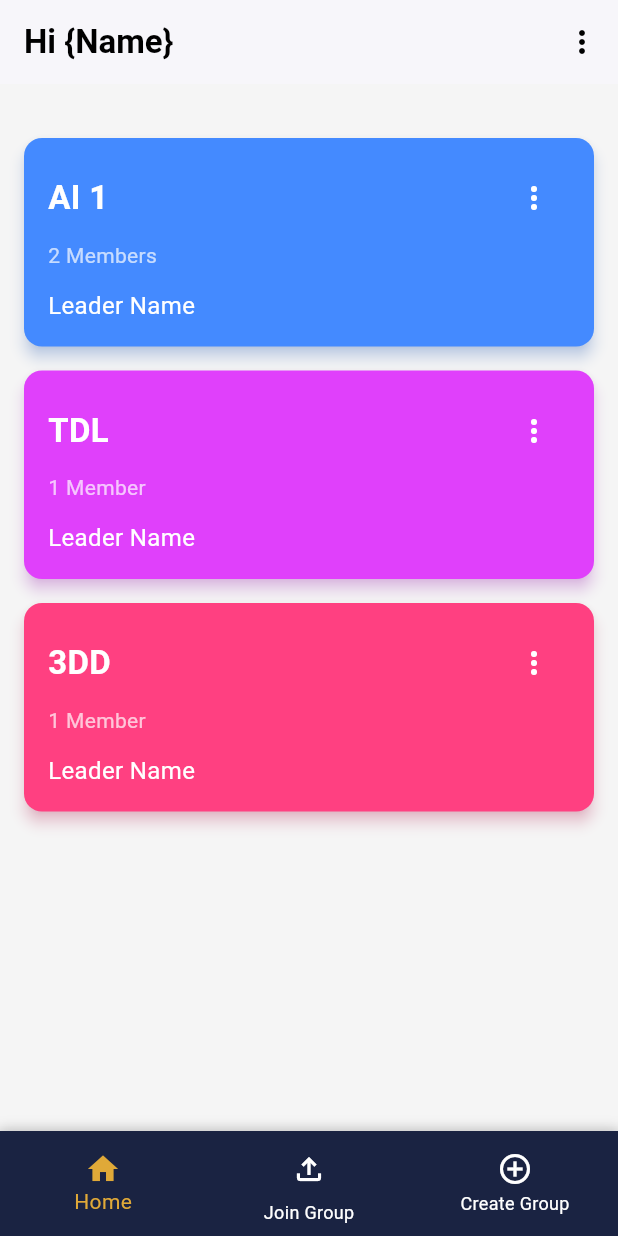
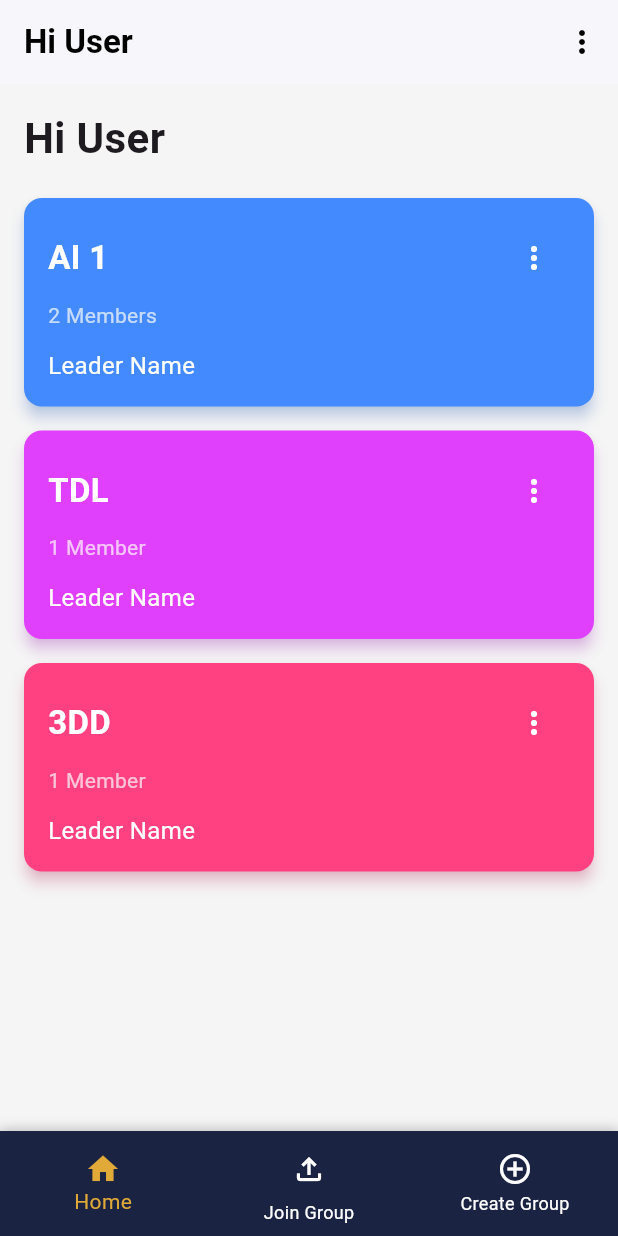
Before and after one commit to RickWijaya/WMP-TDL, a Flutter app: the DashboardPage screen opened directly, on a phone screen of 412 x 824 dp. Run offline on Flutter 3.47's test engine with Material 3 defaults, Android fonts, the phone set to English and light mode, and no system bars; our stand-ins replace cloud_firestore, firebase_auth, firebase_core; accounts and stored records are empty.

Commit message:
log in, sign up, and dashboard

```diff
--- a/lib/dashboard_page.dart
+++ b/lib/dashboard_page.dart
@@ -3,13 +3,15 @@ import 'class_page.dart';
 import 'create_group_page.dart';
 import 'join_group_page.dart';
 import 'login_page.dart';
+import 'services/auth_service.dart';
 
+// --- Data Model Sederhana untuk Kartu Grup ---
 class Group {
   final String title;
   final String members;
   final String leader;
   final Color color;
-  final bool isLeader;
+  final bool isLeader; // Menentukan apakah opsi 'Edit' muncul
 
   Group({
     required this.title,
@@ -20,27 +22,57 @@ class Group {
   });
 }
 
+// ---------- DASHBOARD PAGE ----------
+
 class DashboardPage extends StatefulWidget {
-  const DashboardPage({super.key});
+  final String userName;
+
+  const DashboardPage({
+    super.key,
+    this.userName = 'User',
+  });
 
   @override
   State<DashboardPage> createState() => _DashboardPageState();
 }
 
 class _DashboardPageState extends State<DashboardPage> {
-  int _selectedIndex = 0;
+  int _selectedIndex = 0; // Untuk BottomNavigationBar
+
+  final AuthService _authService = AuthService();
+
+  // Warna utama
   final Color _navy = const Color(0xFF1A2342);
   final Color _gold = const Color(0xFFE0A938);
 
+  // Data contoh untuk daftar grup
   final List<Group> _groups = [
-    Group(title: 'AI 1', members: '2 Members', leader: 'Leader Name', color: Colors.blueAccent, isLeader: true),
-    Group(title: 'TDL', members: '1 Member', leader: 'Leader Name', color: Colors.purpleAccent, isLeader: true),
-    Group(title: '3DD', members: '1 Member', leader: 'Leader Name', color: Colors.pinkAccent),
+    Group(
+      title: 'AI 1',
+      members: '2 Members',
+      leader: 'Leader Name',
+      color: Colors.blueAccent,
+      isLeader: true,
+    ),
+    Group(
+      title: 'TDL',
+      members: '1 Member',
+      leader: 'Leader Name',
+      color: Colors.purpleAccent,
+      isLeader: true,
+    ),
+    Group(
+      title: '3DD',
+      members: '1 Member',
+      leader: 'Leader Name',
+      color: Colors.pinkAccent,
+    ),
   ];
 
   void _onItemTapped(int index) {
     setState(() {
       _selectedIndex = index;
+
       if (index == 1) {
         Navigator.push(
           context,
@@ -55,34 +87,51 @@ class _DashboardPageState extends State<DashboardPage> {
     });
   }
 
+  Future<void> _handleLogout() async {
+    await _authService.logout();
+
+    if (!mounted) return;
+
+    Navigator.pushAndRemoveUntil(
+      context,
+      MaterialPageRoute(builder: (_) => const LoginPage()),
+          (route) => false,
+    );
+  }
+
   @override
   Widget build(BuildContext context) {
     return Scaffold(
-      backgroundColor: Colors.grey[100],
+      backgroundColor: Colors.grey[100], // Background abu-abu muda
       appBar: AppBar(
-        title: const Text(
-          'Hi {Name}',
-          style: TextStyle(color: Colors.black, fontWeight: FontWeight.bold),
-        ),
         backgroundColor: Colors.white,
         elevation: 1,
         automaticallyImplyLeading: false,
+        title: Text(
+          'Hi ${widget.userName}',
+          style: const TextStyle(
+            color: Colors.black,
+            fontWeight: FontWeight.bold,
+          ),
+        ),
         actions: [
           PopupMenuButton<String>(
             icon: const Icon(Icons.more_vert, color: Colors.black),
             onSelected: (value) {
               if (value == 'logout') {
-                Navigator.pushAndRemoveUntil(
-                  context,
-                  MaterialPageRoute(builder: (context) => const LoginPage()),
-                      (route) => false,
-                );
+                _handleLogout();
               }
             },
-            itemBuilder: (context) => const [
-              PopupMenuItem<String>(
+            itemBuilder: (context) => [
+              const PopupMenuItem<String>(
                 value: 'logout',
-                child: Text('Log out'),
+                child: ListTile(
+                  leading: Icon(Icons.logout, color: Colors.red),
+                  title: Text(
+                    'Logout',
+                    style: TextStyle(color: Colors.red),
+                  ),
+                ),
               ),
             ],
           ),
@@ -91,10 +140,22 @@ class _DashboardPageState extends State<DashboardPage> {
       body: ListView(
         padding: const EdgeInsets.all(16.0),
         children: [
+          // Teks Sambutan di body (opsional)
+          Text(
+            'Hi ${widget.userName}',
+            style: const TextStyle(
+              fontSize: 28,
+              fontWeight: FontWeight.bold,
+            ),
+          ),
           const SizedBox(height: 20),
+
+          // Daftar Kartu Grup
           ..._groups.map((group) => _buildGroupCard(context, group)).toList(),
         ],
       ),
+
+      // BOTTOM NAVIGATION
       bottomNavigationBar: Container(
         decoration: BoxDecoration(
           color: _navy,
@@ -118,7 +179,9 @@ class _DashboardPageState extends State<DashboardPage> {
               icon: Container(
                 padding: const EdgeInsets.all(6),
                 decoration: BoxDecoration(
-                  color: _selectedIndex == 1 ? _gold.withOpacity(0.15) : Colors.transparent,
+                  color: _selectedIndex == 1
+                      ? _gold.withOpacity(0.15)
+                      : Colors.transparent,
                   shape: BoxShape.circle,
                 ),
                 child: Icon(
@@ -143,6 +206,7 @@ class _DashboardPageState extends State<DashboardPage> {
     );
   }
 
+  // WIDGET UNTUK KARTU GRUP (sekarang bisa diklik)
   Widget _buildGroupCard(BuildContext context, Group group) {
     return GestureDetector(
       onTap: () {
@@ -155,7 +219,9 @@ class _DashboardPageState extends State<DashboardPage> {
       },
       child: Card(
         margin: const EdgeInsets.only(bottom: 16.0),
-        shape: RoundedRectangleBorder(borderRadius: BorderRadius.circular(12)),
+        shape: RoundedRectangleBorder(
+          borderRadius: BorderRadius.circular(12),
+        ),
         color: group.color,
         elevation: 4,
         shadowColor: group.color.withOpacity(0.5),
@@ -176,13 +242,19 @@ class _DashboardPageState extends State<DashboardPage> {
                     ),
                   ),
                   PopupMenuButton<String>(
-                    onSelected: (value) {},
-                    itemBuilder: (context) => [
+                    onSelected: (value) {
+                      // TODO: isi aksi leave/edit kalau sudah pakai Firestore
+                    },
+                    itemBuilder: (BuildContext context) {
+                      return [
                         const PopupMenuItem<String>(
                           value: 'leave',
                           child: ListTile(
                             leading: Icon(Icons.exit_to_app, color: Colors.red),
-                          title: Text('Leave', style: TextStyle(color: Colors.red)),
+                            title: Text(
+                              'Leave',
+                              style: TextStyle(color: Colors.red),
+                            ),
                           ),
                         ),
                         if (group.isLeader)
@@ -193,15 +265,28 @@ class _DashboardPageState extends State<DashboardPage> {
                               title: Text('Edit'),
                             ),
                           ),
-                    ],
+                      ];
+                    },
                     icon: const Icon(Icons.more_vert, color: Colors.white),
                   ),
                 ],
               ),
               const SizedBox(height: 4),
-              Text(group.members, style: const TextStyle(color: Colors.white70, fontSize: 14)),
+              Text(
+                group.members,
+                style: const TextStyle(
+                  color: Colors.white70,
+                  fontSize: 14,
+                ),
+              ),
               const SizedBox(height: 12),
-              Text(group.leader, style: const TextStyle(color: Colors.white, fontSize: 16)),
+              Text(
+                group.leader,
+                style: const TextStyle(
+                  color: Colors.white,
+                  fontSize: 16,
+                ),
+              ),
             ],
           ),
         ),
--- a/lib/login_page.dart
+++ b/lib/login_page.dart
@@ -2,7 +2,7 @@ import 'package:flutter/material.dart';
 import 'package:finalproject/forgot_password_page.dart';
 import 'signup_page.dart';
 import 'dashboard_page.dart';
-import '../services/auth_service.dart';
+import 'services/auth_service.dart';
 
 class LoginPage extends StatefulWidget {
   const LoginPage({super.key});
@@ -58,16 +58,24 @@ class _LoginPageState extends State<LoginPage> {
     setState(() => _isLoading = false);
 
     if (error != null) {
+      // AuthService sudah mapping error ke "Password or account mismatch"
       ScaffoldMessenger.of(context).showSnackBar(
         SnackBar(content: Text(error)),
       );
       return;
     }
 
-    // Login sukses → pergi ke Dashboard, hapus history
+    // Ambil nama user (displayName kalau ada, kalau nggak pakai prefix email)
+    final user = _authService.currentUser;
+    final displayName = user?.displayName ??
+        (user?.email != null ? user!.email!.split('@').first : 'User');
+
+    // Login sukses → ke Dashboard, hapus history (tidak bisa back ke login)
     Navigator.pushAndRemoveUntil(
       context,
-      MaterialPageRoute(builder: (_) => const DashboardPage()),
+      MaterialPageRoute(
+        builder: (_) => DashboardPage(userName: displayName),
+      ),
           (route) => false,
     );
   }
@@ -82,7 +90,11 @@ class _LoginPageState extends State<LoginPage> {
           // BAGIAN ATAS (Welcome Text)
           Padding(
             padding: const EdgeInsets.only(
-                top: 80, left: 24, right: 24, bottom: 40),
+              top: 80,
+              left: 24,
+              right: 24,
+              bottom: 40,
+            ),
             child: Column(
               crossAxisAlignment: CrossAxisAlignment.start,
               children: [
@@ -125,7 +137,9 @@ class _LoginPageState extends State<LoginPage> {
                 ),
                 child: SingleChildScrollView(
                   padding: const EdgeInsets.symmetric(
-                      horizontal: 24, vertical: 40),
+                    horizontal: 24,
+                    vertical: 40,
+                  ),
                   child: Column(
                     crossAxisAlignment: CrossAxisAlignment.start,
                     children: [
@@ -224,7 +238,8 @@ class _LoginPageState extends State<LoginPage> {
                             child: CircularProgressIndicator(
                               strokeWidth: 2,
                               valueColor: AlwaysStoppedAnimation<Color>(
-                                  Colors.white),
+                                Colors.white,
+                              ),
                             ),
                           )
                               : Text(
@@ -303,7 +318,7 @@ class _LoginPageState extends State<LoginPage> {
       keyboardType: keyboardType,
       decoration: InputDecoration(
         filled: true,
-        fillColor: const Color(0xFFF5F5F5),
+        fillColor: const Color(0xFFF5F5F5), // Background input abu muda
         hintText: hint,
         hintStyle: const TextStyle(color: Colors.grey),
         contentPadding:
```
Lines whose indentation alone changed are shown as unchanged.
